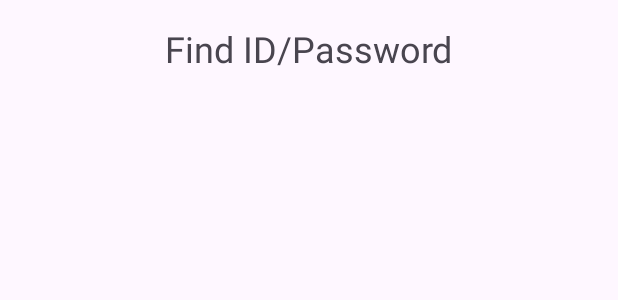
After one commit to KimTeakwan/Health_Log2, an Android app built with Jetpack Compose: the layout activity_find_id_password.xml on its own in the app's theme, with its tools: preview values and no code run, on a phone screen of 412 x 824 dp. The commit adds this screen. Shown: the top 300 px of the screen. Run offline under Robolectric (Android 15) with nearby library versions, the phone set to English and light mode, and no system bars.

Commit message:
feat: Add Find ID/Password feature

```diff
--- a/app/src/main/AndroidManifest.xml
+++ b/app/src/main/AndroidManifest.xml
@@ -38,6 +38,10 @@
             android:exported="false" />
 
         <activity
+            android:name=".FindIdPasswordActivity"
+            android:exported="false" />
+
+        <activity
             android:name=".ProfileActivity"
             android:label="Profile Screen"
             android:theme="@style/Theme.Health_Log"
--- /dev/null
+++ b/app/src/main/res/layout/activity_find_id_password.xml
@@ -0,0 +1,18 @@
+<?xml version="1.0" encoding="utf-8"?>
+<LinearLayout xmlns:android="http://schemas.android.com/apk/res/android"
+    android:layout_width="match_parent"
+    android:layout_height="match_parent"
+    android:orientation="vertical"
+    android:padding="16dp">
+
+    <TextView
+        android:layout_width="wrap_content"
+        android:layout_height="wrap_content"
+        android:text="Find ID/Password"
+        android:textSize="24sp"
+        android:layout_gravity="center_horizontal"
+        android:layout_marginBottom="16dp"/>
+
+    <!-- Add UI elements for finding ID and password here -->
+
+</LinearLayout>
--- a/gradle/libs.versions.toml
+++ b/gradle/libs.versions.toml
@@ -1,5 +1,5 @@
 [versions]
-agp = "8.13.0"
+agp = "8.13.1"
 kotlin = "1.9.0"
 junit = "4.13.2"
 junitVersion = "1.3.0"
```
Also changed, not shown: app/src/main/java/com/example/health_log/FindIdPasswordActivity.java (added, +13 -0 lines), app/src/main/java/com/example/health_log/TrainerLoginActivity.java (+8 -0 lines), app/src/main/java/com/example/health_log/UserLoginActivity.java (+8 -0 lines), app/src/main/res/layout/activity_trainer_login.xml (+14 -0 lines), app/src/main/res/layout/activity_user_login.xml (+13 -0 lines).
